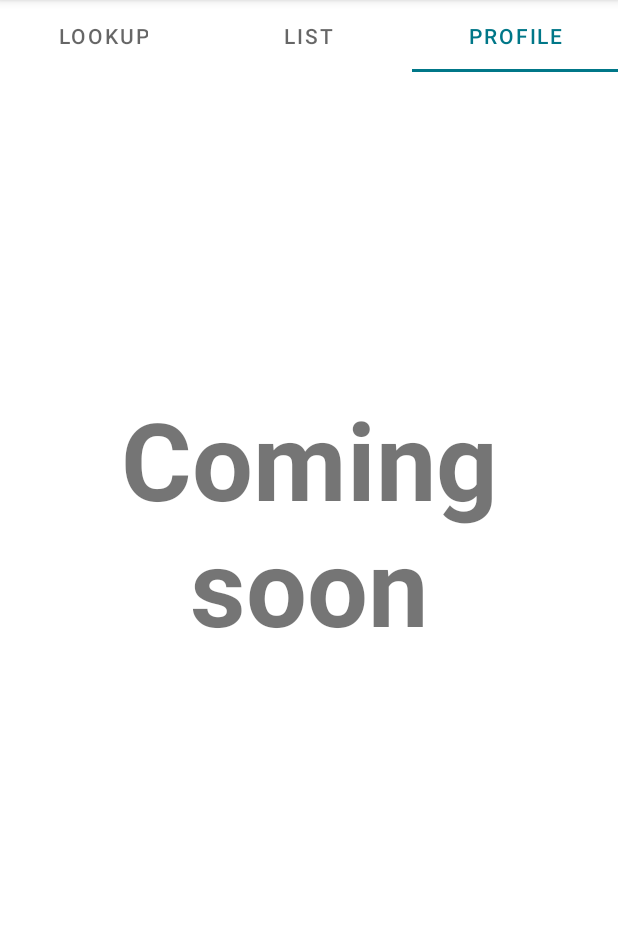
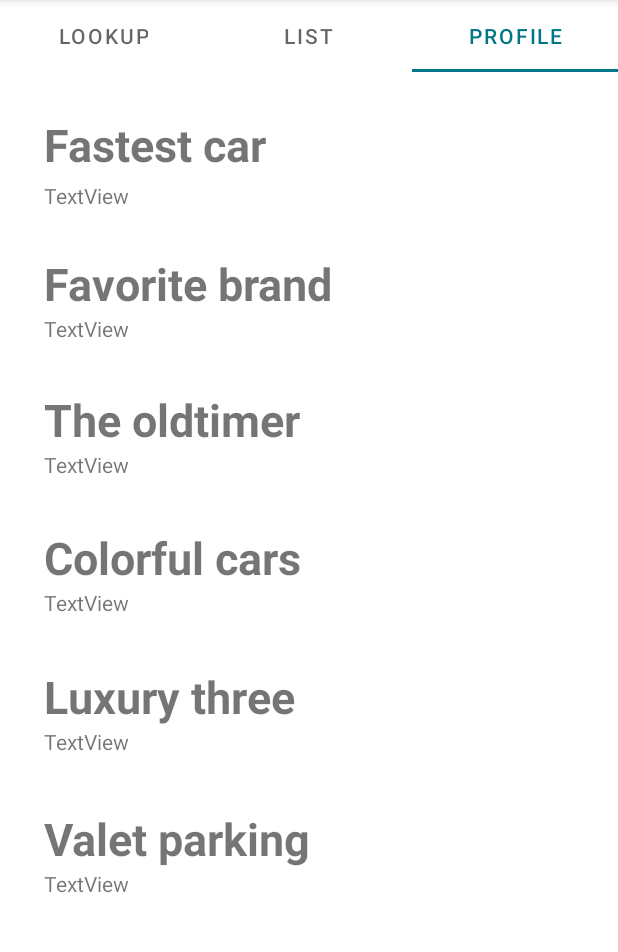
Before and after one commit to laurens88/Car-Collection, an Android app: the screen it shows after launch (MainActivity), tab 3 chosen, on a phone screen of 412 x 824 dp, the part 84-1036 px from its top. Run offline under Robolectric (Android 15) with nearby library versions, the light colour scheme and no system bars.

Commit message:
Started with profile fragment

```diff
--- a/app/src/main/java/com/example/carcollectiondatabase/Crawler.java
+++ b/app/src/main/java/com/example/carcollectiondatabase/Crawler.java
@@ -47,9 +47,9 @@ public class Crawler {
         try {
 
             URL url_object = new URL(url);
-
             // read text returned by server
             BufferedReader in = new BufferedReader(new InputStreamReader(url_object.openStream()));
+
 
             String line;
             while ((line = in.readLine()) != null) {
@@ -65,6 +65,7 @@ public class Crawler {
                     return data;
                 }
             }
+
             in.close();
 
         } catch (MalformedURLException e) {
@@ -72,6 +73,7 @@ public class Crawler {
         } catch (IOException e) {
             System.out.println("I/O Error: " + e.getMessage());
         }
+
         return data;
     }
 
--- a/app/src/main/java/com/example/carcollectiondatabase/ProgressButton.java
+++ b/app/src/main/java/com/example/carcollectiondatabase/ProgressButton.java
@@ -17,17 +17,11 @@ public class ProgressButton {
     private ProgressBar progressBar;
     private TextView textView;
 
-    Animation fade_in;
-
     public ProgressButton(Context context, View view){
         cardView = view.findViewById(R.id.progress_cardview);
         layout = view.findViewById(R.id.progress_constraint_layout);
         progressBar = view.findViewById(R.id.progressBar2);
         textView = view.findViewById(R.id.progress_text);
-        System.out.println(cardView);
-        System.out.println(layout);
-        System.out.println(progressBar);
-        System.out.println(textView);
     }
 
     public void buttonActivated(){
--- a/app/src/main/java/com/example/carcollectiondatabase/fragments/lookupFragment.java
+++ b/app/src/main/java/com/example/carcollectiondatabase/fragments/lookupFragment.java
@@ -65,7 +65,7 @@ public class lookupFragment extends Fragment {
                 }
 
                 try {
-                    ArrayList<String> car_data = c.getCarDataFast(String.valueOf(plate.getText()));
+                    ArrayList<String> car_data = c.getCarDataFast(String.valueOf(plate.getText()).replaceAll("-",""));
 
                     if (!car_data.isEmpty()) {
                         progressButton.buttonActivated();
--- a/app/src/main/res/layout/fragment_profile.xml
+++ b/app/src/main/res/layout/fragment_profile.xml
@@ -7,18 +7,137 @@
     tools:context=".fragments.profileFragment"
     android:layout_below="@+id/tab_layout">
 
+    <TextView
+        android:id="@+id/textView11"
+        android:layout_width="wrap_content"
+        android:layout_height="wrap_content"
+        android:text="Fastest car"
+        android:textSize="30sp"
+        android:textStyle="bold"
+        app:layout_constraintBottom_toBottomOf="parent"
+        app:layout_constraintEnd_toEndOf="parent"
+        app:layout_constraintHorizontal_bias="0.111"
+        app:layout_constraintStart_toStartOf="parent"
+        app:layout_constraintTop_toTopOf="parent"
+        app:layout_constraintVertical_bias="0.041" />
 
     <TextView
+        android:id="@+id/textView16"
         android:layout_width="wrap_content"
         android:layout_height="wrap_content"
-        android:text="Coming soon"
-        android:textAlignment="center"
-        android:textSize="72dp"
+        android:text="TextView"
+        app:layout_constraintStart_toStartOf="@+id/textView15"
+        app:layout_constraintTop_toBottomOf="@+id/textView15" />
+
+    <TextView
+        android:id="@+id/textView18"
+        android:layout_width="wrap_content"
+        android:layout_height="wrap_content"
+        android:text="TextView"
+        app:layout_constraintStart_toStartOf="@+id/textView17"
+        app:layout_constraintTop_toBottomOf="@+id/textView17" />
+
+    <TextView
+        android:id="@+id/textView13"
+        android:layout_width="wrap_content"
+        android:layout_height="wrap_content"
+        android:text="Favorite brand"
+        android:textSize="30sp"
         android:textStyle="bold"
         app:layout_constraintBottom_toBottomOf="parent"
+        app:layout_constraintEnd_toEndOf="parent"
+        app:layout_constraintHorizontal_bias="0.133"
+        app:layout_constraintStart_toStartOf="parent"
         app:layout_constraintTop_toTopOf="parent"
-        app:layout_constraintVertical_bias="0.388"
-        tools:layout_editor_absoluteX="0dp" />
+        app:layout_constraintVertical_bias="0.178" />
 
+    <TextView
+        android:id="@+id/textView14"
+        android:layout_width="wrap_content"
+        android:layout_height="wrap_content"
+        android:text="TextView"
+        app:layout_constraintStart_toStartOf="@+id/textView13"
+        app:layout_constraintTop_toBottomOf="@+id/textView13" />
+
+    <TextView
+        android:id="@+id/textView15"
+        android:layout_width="wrap_content"
+        android:layout_height="wrap_content"
+        android:text="The oldtimer"
+        android:textSize="30sp"
+        android:textStyle="bold"
+        app:layout_constraintBottom_toBottomOf="parent"
+        app:layout_constraintEnd_toEndOf="parent"
+        app:layout_constraintHorizontal_bias="0.121"
+        app:layout_constraintStart_toStartOf="parent"
+        app:layout_constraintTop_toTopOf="parent"
+        app:layout_constraintVertical_bias="0.311" />
+
+    <TextView
+        android:id="@+id/textView17"
+        android:layout_width="wrap_content"
+        android:layout_height="wrap_content"
+        android:text="Colorful cars"
+        android:textSize="30sp"
+        android:textStyle="bold"
+        app:layout_constraintBottom_toBottomOf="parent"
+        app:layout_constraintEnd_toEndOf="parent"
+        app:layout_constraintHorizontal_bias="0.122"
+        app:layout_constraintStart_toStartOf="parent"
+        app:layout_constraintTop_toTopOf="parent"
+        app:layout_constraintVertical_bias="0.447" />
+
+    <TextView
+        android:id="@+id/textView12"
+        android:layout_width="wrap_content"
+        android:layout_height="wrap_content"
+        android:layout_marginTop="4dp"
+        android:text="TextView"
+        app:layout_constraintStart_toStartOf="@+id/textView11"
+        app:layout_constraintTop_toBottomOf="@+id/textView11" />
+
+    <TextView
+        android:id="@+id/textView19"
+        android:layout_width="wrap_content"
+        android:layout_height="wrap_content"
+        android:text="Luxury three"
+        android:textSize="30sp"
+        android:textStyle="bold"
+        app:layout_constraintBottom_toBottomOf="parent"
+        app:layout_constraintEnd_toEndOf="parent"
+        app:layout_constraintHorizontal_bias="0.12"
+        app:layout_constraintStart_toStartOf="parent"
+        app:layout_constraintTop_toTopOf="parent"
+        app:layout_constraintVertical_bias="0.583" />
+
+    <TextView
+        android:id="@+id/textView20"
+        android:layout_width="wrap_content"
+        android:layout_height="wrap_content"
+        android:text="TextView"
+        app:layout_constraintStart_toStartOf="@+id/textView19"
+        app:layout_constraintTop_toBottomOf="@+id/textView19" />
+
+    <TextView
+        android:id="@+id/textView21"
+        android:layout_width="wrap_content"
+        android:layout_height="wrap_content"
+        android:text="Valet parking"
+        android:textSize="30sp"
+        android:textStyle="bold"
+        app:layout_constraintBottom_toBottomOf="parent"
+        app:layout_constraintEnd_toEndOf="parent"
+        app:layout_constraintHorizontal_bias="0.125"
+        app:layout_constraintStart_toStartOf="parent"
+        app:layout_constraintTop_toTopOf="parent"
+        app:layout_constraintVertical_bias="0.722" />
+
+    <TextView
+        android:id="@+id/textView22"
+        android:layout_width="wrap_content"
+        android:layout_height="wrap_content"
+        android:text="TextView"
+        app:layout_constraintStart_toStartOf="@+id/textView21"
+        app:layout_constraintTop_toBottomOf="@+id/textView21" />
 
 </androidx.constraintlayout.widget.ConstraintLayout>
```
